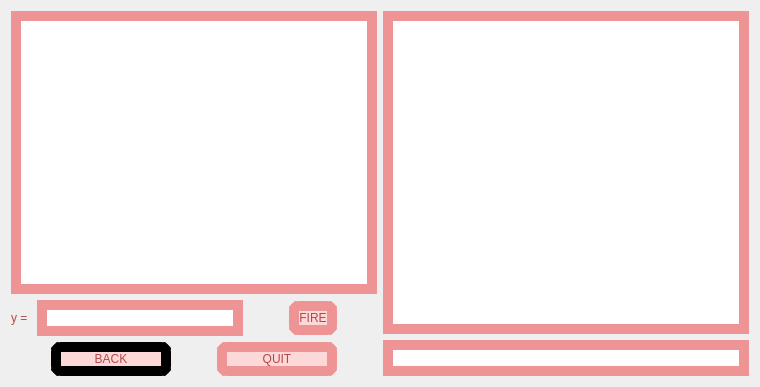
Divljo31/MATFWars, file MATFWars/wargame.ui: the form before one commit.
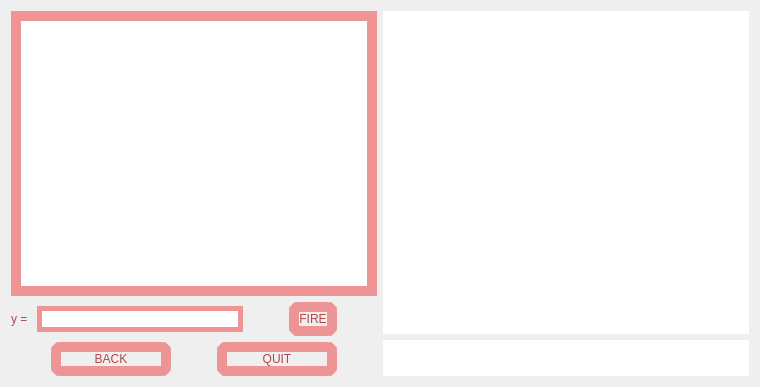
The form after the commit. Icons and pictures are not drawn.

Diff of the .ui file:
```diff
--- a/MATFWars/wargame.ui
+++ b/MATFWars/wargame.ui
@@ -49,8 +49,9 @@
            <item>
             <widget class="QLineEdit" name="y_lineEdit">
              <property name="styleSheet">
-              <string notr="true">border:10px solid;
-border-color: rgb(238, 148, 148);</string>
+              <string notr="true">border:5px solid;
+border-color: rgb(238, 148, 148);
+background-image: url(:/background/whiteBackground.jpg);</string>
              </property>
             </widget>
            </item>
@@ -75,10 +76,10 @@
              <property name="styleSheet">
               <string notr="true">color:rgb(180, 72, 72);
 font: 600 25pt &quot;URW Bookman&quot;;
-background-color: rgb(253, 216, 216);
 border-radius:10px;
 border:10px solid;
-border-color: rgb(238, 148, 148);</string>
+border-color: rgb(238, 148, 148);
+background-image: url(:/background/backgroundBtns.jpg);</string>
              </property>
              <property name="text">
               <string>FIRE</string>
@@ -126,10 +127,10 @@
              <property name="styleSheet">
               <string notr="true">color:rgb(180, 72, 72);
 font: 600 25pt &quot;URW Bookman&quot;;
-background-color: rgb(253, 216, 216);
+background-image: url(:/background/backgroundBtns.jpg);
 border-radius:10px;
-border-color: rgb(238, 148, 148);
-border: 10px solid;</string>
+border:10px solid;
+border-color: rgb(238, 148, 148);</string>
              </property>
              <property name="text">
               <string>BACK</string>
@@ -157,10 +158,10 @@
              <property name="styleSheet">
               <string notr="true">color:rgb(180, 72, 72);
 font: 600 25pt &quot;URW Bookman&quot;;
-background-color: rgb(253, 216, 216);
 border-radius:10px;
 border:10px solid;
-border-color: rgb(238, 148, 148);</string>
+border-color: rgb(238, 148, 148);
+background-image: url(:/background/backgroundBtns.jpg);</string>
              </property>
              <property name="text">
               <string>QUIT</string>
@@ -192,9 +193,9 @@
          <item>
           <widget class="QTextBrowser" name="chat_textBrowser">
            <property name="styleSheet">
-            <string notr="true">border:10px solid;
-border-color: rgb(238, 148, 148);
-</string>
+            <string notr="true">background-image: url(:/background/whiteBackground.jpg);
+border:10px solid;
+border-color: rgb(255, 255, 255);</string>
            </property>
           </widget>
          </item>
@@ -202,7 +203,8 @@
           <widget class="QLineEdit" name="chat_lineEdit">
            <property name="styleSheet">
             <string notr="true">border:10px solid;
-border-color: rgb(238, 148, 148);
+border-color: rgb(255, 255, 255);
+background-image: url(:/background/whiteBackground.jpg);
 </string>
            </property>
           </widget>
```
Left out of the diff: 2 changed lines with no effect on the pictures.
